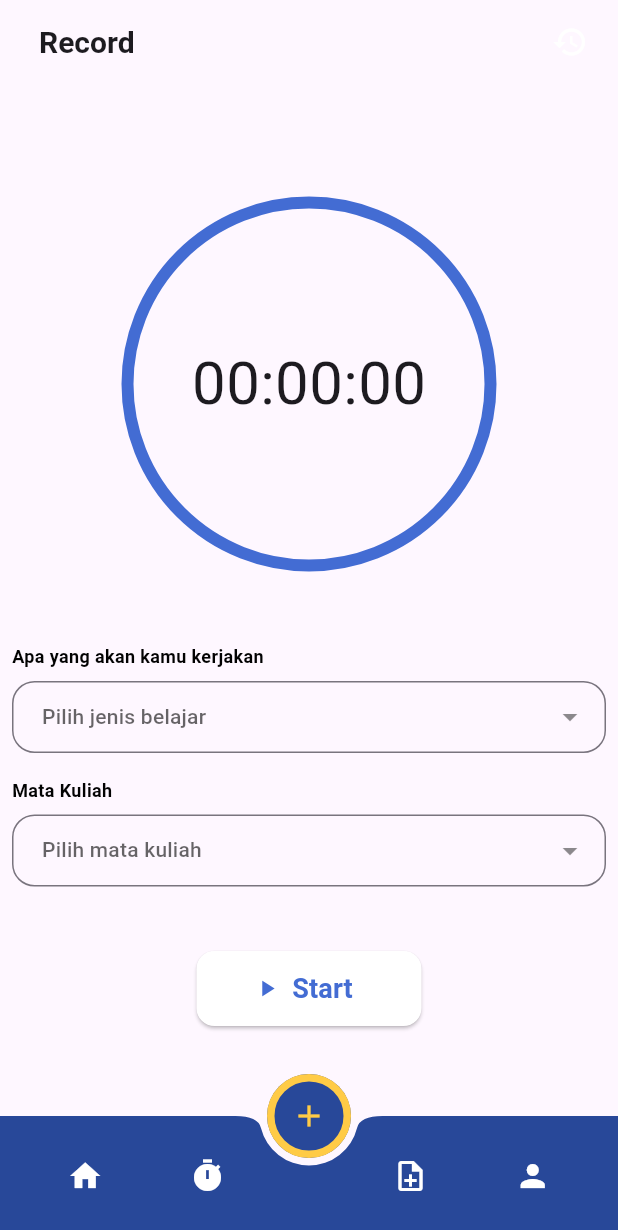
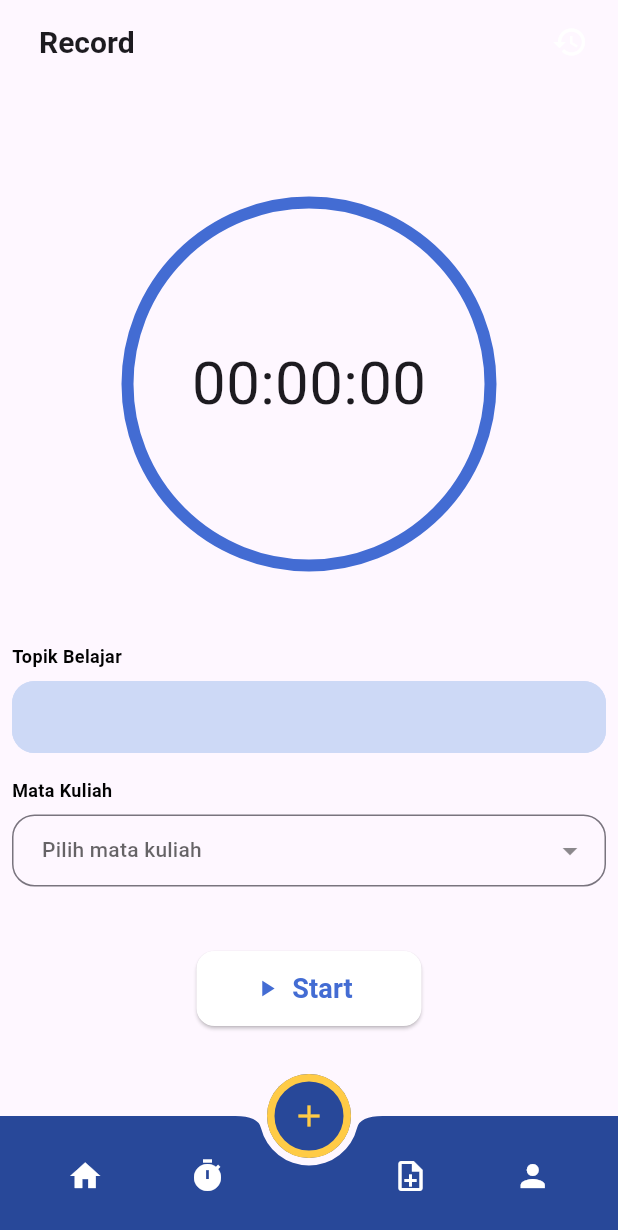
Before and after one commit to mdifal/KuliahKu-FE, a Flutter app: the screen it shows after launch, after a tap on the "add" icon, on a phone screen of 412 x 824 dp. Shown: the top 1230 px of the screen. Run offline on Flutter 3.47's test engine with Material 3 defaults, Android fonts, the phone set to English and light mode, and no system bars; our stand-ins replace dropdown_button2, file_picker, flutter_svg, image_picker, shared_preferences, socket_io_client and 3 more; missing offline and left inert: jwt_decode, passwordfield, time_picker_spinner; network calls fail; Roboto replaces fonts that are missing (Poppins).

Commit message:
Memperbaiki timer

```diff
--- a/lib/ui/views/profile.dart
+++ b/lib/ui/views/profile.dart
@@ -72,7 +72,7 @@ class _ProfilePageState extends State<ProfilePage> {
               ),
               SizedBox(height: 20),
               Text(
-                _username,
+                _fullname,
                 style: TextStyle(
                   fontSize: 24,
                   fontWeight: FontWeight.bold,
@@ -81,9 +81,9 @@ class _ProfilePageState extends State<ProfilePage> {
               ),
               SizedBox(height: 10),
               Text(
-                _fullname,
+                _username,
                 style: TextStyle(
-                  fontSize: 18,
+                  fontSize: 15,
                   color: grey,
                   fontFamily: 'Poppins',
                 ),
--- a/lib/ui/views/timer.dart
+++ b/lib/ui/views/timer.dart
@@ -9,6 +9,7 @@ import 'package:intl/intl.dart';
 import 'dart:convert';
 import 'package:http/http.dart' as http;
 
+import '../widgets/text_field.dart';
 import 'history_time_record.dart';
 
 class TimerPage extends StatefulWidget {
@@ -27,10 +28,13 @@ class _TimerPageState extends State<TimerPage> {
   late DateTime _startTime;
   late DateTime _endTime;
 
+  TextEditingController _judulController = TextEditingController();
+  String _judulText = '';
+
   late String _selectedCourseId = '';
   late String _selectedCourseLabel = '';
-  late int _selectedLearningTypeId = 1;
-  late String _selectedLearningType = '';
+  late int _selectedLearningTypeId = 2;
+  late String _selectedLearningType = 'Belajar Mandiri';
 
   int type = 0;
   int subjectId = 0;
@@ -65,6 +69,12 @@ class _TimerPageState extends State<TimerPage> {
     super.initState();
     _timer = Timer(Duration.zero, () {});
     _getDataSource();
+
+    _judulController.addListener(() {
+      setState(() {
+        _judulText = _judulController.text;
+      });
+    });
   }
 
   @override
@@ -104,6 +114,7 @@ class _TimerPageState extends State<TimerPage> {
         for (var data in dataTugas) {
           String id = data['id'] ?? '';
           String subject = data['subject'] ?? '';
+          int sks = data['sks'];
           String dosen = data['dosen'] ?? '';
           String ruangan = data['ruang'] ?? '';
           DateTime startTime = DateTime.parse(data['startTime']);
@@ -112,7 +123,7 @@ class _TimerPageState extends State<TimerPage> {
           String day = data['day'];
 
           fetchedMeetings.add(Meeting(id, subject, startTime, endTime, color,
-              dosen, ruangan, false, day));
+              dosen, sks, ruangan, false, day));
         }
         setState(() {
           meetings = fetchedMeetings;
@@ -131,6 +142,7 @@ class _TimerPageState extends State<TimerPage> {
         'startTime': DateFormat('HH:mm:ss').format(_startTime),
         'endTime': DateFormat('HH:mm:ss').format(_endTime),
         'subject': _selectedCourseId,
+        'title' : _judulController.text,
         'type': _selectedLearningTypeId,
         'time_records': _formattedTime(_seconds),
       };
@@ -266,7 +278,7 @@ class _TimerPageState extends State<TimerPage> {
               ],
             ),
             SizedBox(height: 40),
-            _isRunning || _seconds>0
+            _isRunning || _seconds > 0
                 ? Column(
               children: [
                 Text(
@@ -277,25 +289,18 @@ class _TimerPageState extends State<TimerPage> {
                   'Jenis Belajar: $_selectedLearningType',
                   style: TextStyle(fontSize: 20),
                 ),
+                Text(
+                  'Topik: $_judulText',
+                  style: TextStyle(fontSize: 20),
+                ),
               ],
             )
                 : Column(
               children: [
-                CustomDropdown(
-                  label: "Apa yang akan kamu kerjakan",
-                  placeholder: "Pilih jenis belajar",
-                  onChanged: (value) {
-                    setState(() {
-                      _selectedLearningTypeId = value;
-                      if(value == 1)
-                        _selectedLearningType = 'Mengerjakan Tugas';
-                          _selectedLearningType = 'Belajar Mandiri';
-                    });
-                  },
-                  items: [
-                    {'label': 'Mengerjakan Tugas', 'value': 1},
-                    {'label': 'Belajar Mandiri', 'value': 2}
-                  ],
+                CustomTextField(
+                  label: "Topik Belajar",
+                  password: false,
+                  controller: _judulController,
                 ),
                 CustomDropdown(
                   label: "Mata Kuliah",
```
